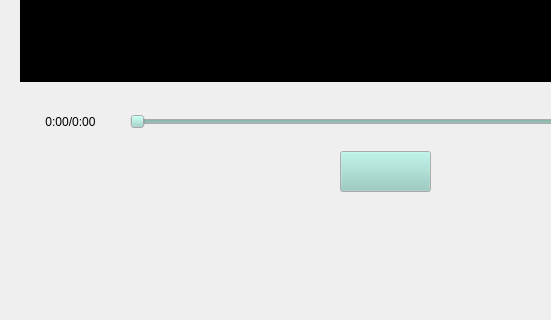
This is ThemesPlayer/designer/player.ui in thaivuN/AMQTrainingTools as Qt 5 draws it before an edit; both pictures show x 0 to 551 and y 349 to 669 of the 1127 by 669 pixel window. The edited form follows.
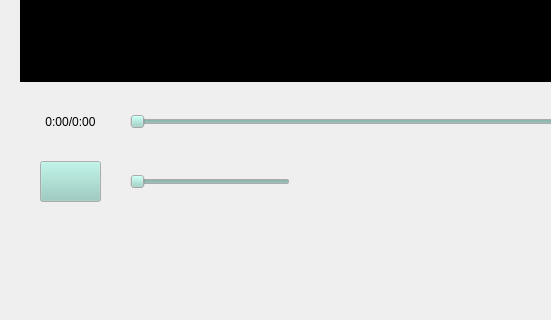
This is the edited form.

Commit message: db update + bad vlc volume slider

What changed in the file:
```diff
--- a/ThemesPlayer/designer/player.ui
+++ b/ThemesPlayer/designer/player.ui
@@ -144,9 +144,9 @@
    <widget class="QToolButton" name="playButton">
     <property name="geometry">
      <rect>
-      <x>340</x>
-      <y>500</y>
-      <width>91</width>
+      <x>40</x>
+      <y>510</y>
+      <width>61</width>
       <height>41</height>
      </rect>
     </property>
@@ -196,6 +196,35 @@
      <string/>
     </property>
    </widget>
+   <widget class="QSlider" name="volumeSlider">
+    <property name="geometry">
+     <rect>
+      <x>130</x>
+      <y>520</y>
+      <width>160</width>
+      <height>22</height>
+     </rect>
+    </property>
+    <property name="orientation">
+     <enum>Qt::Horizontal</enum>
+    </property>
+   </widget>
+   <widget class="QLabel" name="label">
+    <property name="geometry">
+     <rect>
+      <x>360</x>
+      <y>510</y>
+      <width>71</width>
+      <height>41</height>
+     </rect>
+    </property>
+    <property name="autoFillBackground">
+     <bool>true</bool>
+    </property>
+    <property name="text">
+     <string/>
+    </property>
+   </widget>
   </widget>
   <widget class="QMenuBar" name="menubar">
    <property name="geometry">
```
The commit also changes 3 other files.
